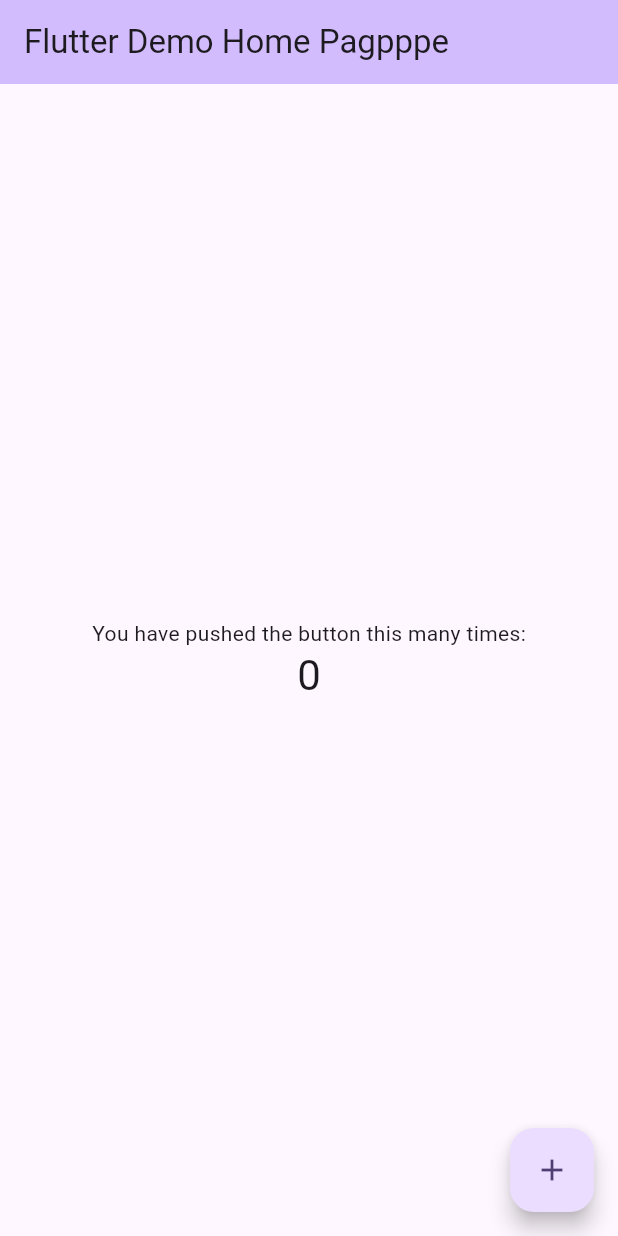
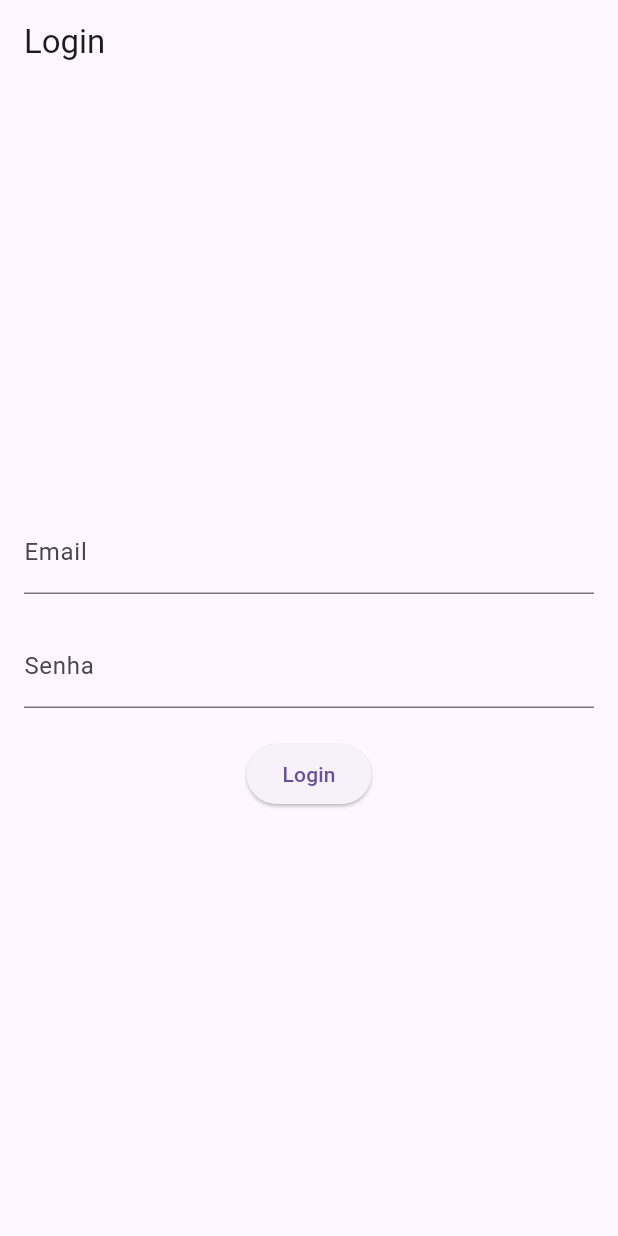
Before and after one commit to vcpersike/app-flutter-estudos, a Flutter app: the screen it shows after launch, on a phone screen of 412 x 824 dp. Run offline on Flutter 3.47's test engine with Material 3 defaults, Android fonts, the phone set to English and light mode, and no system bars.

Commit message:
segundo commit

```diff
--- a/lib/main.dart
+++ b/lib/main.dart
@@ -1,101 +1,6 @@
 import 'package:flutter/material.dart';
+import 'views/login/login_page.dart';
 
 void main() {
-  runApp(const MyApp());
+  runApp(MaterialApp(home: LoginPage(title: 'Login')));
 }
-
-class MyApp extends StatelessWidget {
-  const MyApp({super.key});
-
-  // This widget is the root of your application.
-  @override
-  Widget build(BuildContext context) {
-    return MaterialApp(
-      title: 'Flutter Demo',
-      theme: ThemeData(
-        colorScheme: ColorScheme.fromSeed(seedColor: Colors.deepPurple),
-        useMaterial3: true,
-      ),
-      home: const MyHomePage(title: 'Flutter Demo Home Pagpppe'),
-    );
-  }
-}
-
-class MyHomePage extends StatefulWidget {
-  const MyHomePage({super.key, required this.title});
-
-  final String title;
-
-  @override
-  State<MyHomePage> createState() => _MyHomePageState();
-}
-
-class _MyHomePageState extends State<MyHomePage> {
-  int _counter = 0;
-
-  void _incrementCounter() {
-    setState(() {
-      // This call to setState tells the Flutter framework that something has
-      // changed in this State, which causes it to rerun the build method below
-      // so that the display can reflect the updated values. If we changed
-      // _counter without calling setState(), then the build method would not be
-      // called again, and so nothing would appear to happen.
-      _counter++;
-    });
-  }
-
-  @override
-  Widget build(BuildContext context) {
-    // This method is rerun every time setState is called, for instance as done
-    // by the _incrementCounter method above.
-    //
-    // The Flutter framework has been optimized to make rerunning build methods
-    // fast, so that you can just rebuild anything that needs updating rather
-    // than having to individually change instances of widgets.
-    return Scaffold(
-      appBar: AppBar(
-        // TRY THIS: Try changing the color here to a specific color (to
-        // Colors.amber, perhaps?) and trigger a hot reload to see the AppBar
-        // change color while the other colors stay the same.
-        backgroundColor: Theme.of(context).colorScheme.inversePrimary,
-        // Here we take the value from the MyHomePage object that was created by
-        // the App.build method, and use it to set our appbar title.
-        title: Text(widget.title),
-      ),
-      body: Center(
-        // Center is a layout widget. It takes a single child and positions it
-        // in the middle of the parent.
-        child: Column(
-          // Column is also a layout widget. It takes a list of children and
-          // arranges them vertically. By default, it sizes itself to fit its
-          // children horizontally, and tries to be as tall as its parent.
-          //
-          // Column has various properties to control how it sizes itself and
-          // how it positions its children. Here we use mainAxisAlignment to
-          // center the children vertically; the main axis here is the vertical
-          // axis because Columns are vertical (the cross axis would be
-          // horizontal).
-          //
-          // TRY THIS: Invoke "debug painting" (choose the "Toggle Debug Paint"
-          // action in the IDE, or press "p" in the console), to see the
-          // wireframe for each widget.
-          mainAxisAlignment: MainAxisAlignment.center,
-          children: <Widget>[
-            const Text(
-              'You have pushed the button this many times:',
-            ),
-            Text(
-              '$_counter',
-              style: Theme.of(context).textTheme.headlineMedium,
-            ),
-          ],
-        ),
-      ),
-      floatingActionButton: FloatingActionButton(
-        onPressed: _incrementCounter,
-        tooltip: 'Increment',
-        child: const Icon(Icons.add),
-      ), // This trailing comma makes auto-formatting nicer for build methods.
-    );
-  }
-}
--- /dev/null
+++ b/lib/models/user_model.dart
@@ -0,0 +1,6 @@
+class UserModel {
+  final String email;
+  final String password;
+
+  UserModel({required this.email, required this.password});
+}
--- /dev/null
+++ b/lib/services/authentication_service.dart
@@ -0,0 +1,7 @@
+class AuthenticationService {
+  Future<bool> login(String email, String password) async {
+
+    await Future.delayed(const Duration(seconds: 1));
+    return email == 'user@example.com' && password == 'password';
+  }
+}
--- /dev/null
+++ b/lib/viewmodels/login_viewmodel.dart
@@ -0,0 +1,9 @@
+import '../services/authentication_service.dart';
+
+class LoginViewModel {
+  final AuthenticationService _authService = AuthenticationService();
+
+  Future<bool> login(String email, String password) async {
+    return await _authService.login(email, password);
+  }
+}
--- /dev/null
+++ b/lib/views/login/login_page.dart
@@ -0,0 +1,72 @@
+import 'package:flutter/material.dart';
+
+void main() {
+  runApp(const MyApp());
+}
+
+class MyApp extends StatelessWidget {
+  const MyApp({Key? key}) : super(key: key);
+
+  @override
+  Widget build(BuildContext context) {
+    return MaterialApp(
+      home: const LoginPage(title: 'Login'),
+    );
+  }
+}
+
+class LoginPage extends StatefulWidget {
+  final String title;
+
+  const LoginPage({Key? key, required this.title}) : super(key: key);
+
+  @override
+  _LoginPageState createState() => _LoginPageState();
+}
+
+class _LoginPageState extends State<LoginPage> {
+  final TextEditingController _emailController = TextEditingController();
+  final TextEditingController _passwordController = TextEditingController();
+
+  void _login() {
+
+    print('Email: ${_emailController.text}, Senha: ${_passwordController.text}');
+  }
+
+  @override
+  Widget build(BuildContext context) {
+    return Scaffold(
+      appBar: AppBar(
+        title: Text(widget.title),
+      ),
+      body: Padding(
+        padding: const EdgeInsets.all(16.0),
+        child: Column(
+          mainAxisAlignment: MainAxisAlignment.center,
+          children: [
+            TextField(
+              controller: _emailController,
+              decoration: const InputDecoration(
+                labelText: 'Email',
+              ),
+              keyboardType: TextInputType.emailAddress,
+            ),
+            const SizedBox(height: 20),
+            TextField(
+              controller: _passwordController,
+              decoration: const InputDecoration(
+                labelText: 'Senha',
+              ),
+              obscureText: true,
+            ),
+            const SizedBox(height: 20),
+            ElevatedButton(
+              onPressed: _login,
+              child: const Text('Login'),
+            ),
+          ],
+        ),
+      ),
+    );
+  }
+}
```
Also changed, not shown: 5 other files.
